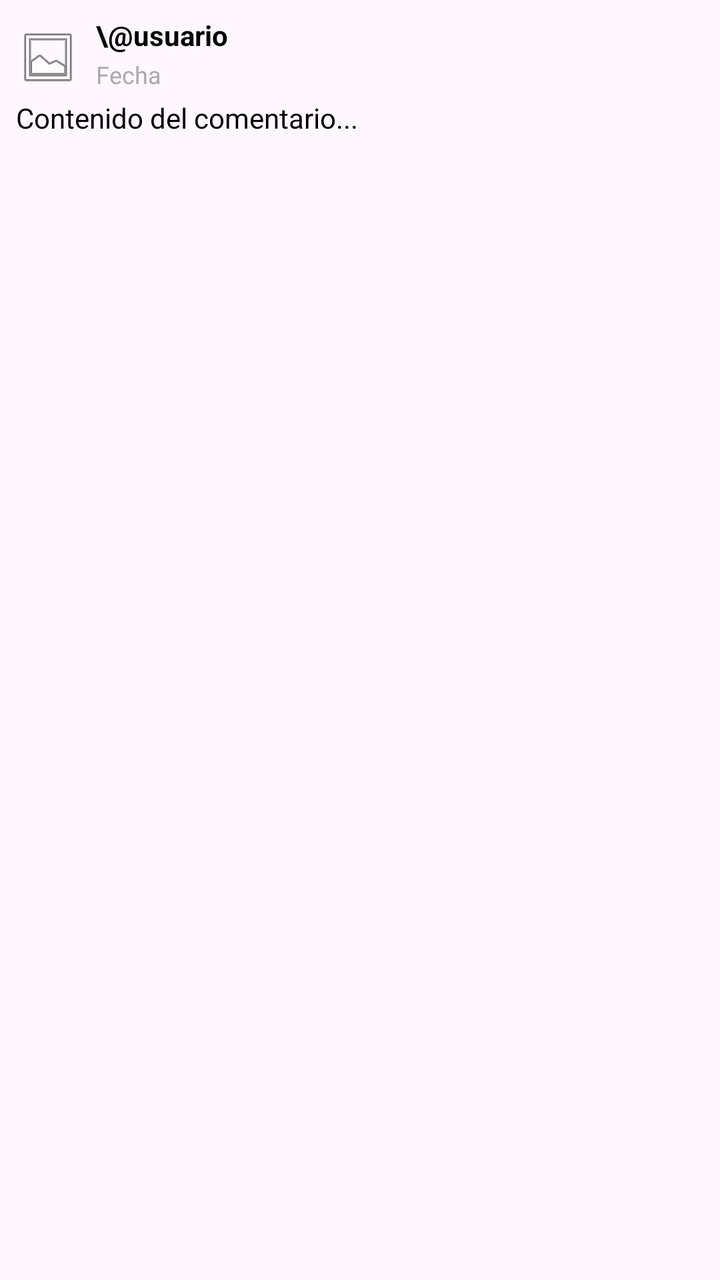
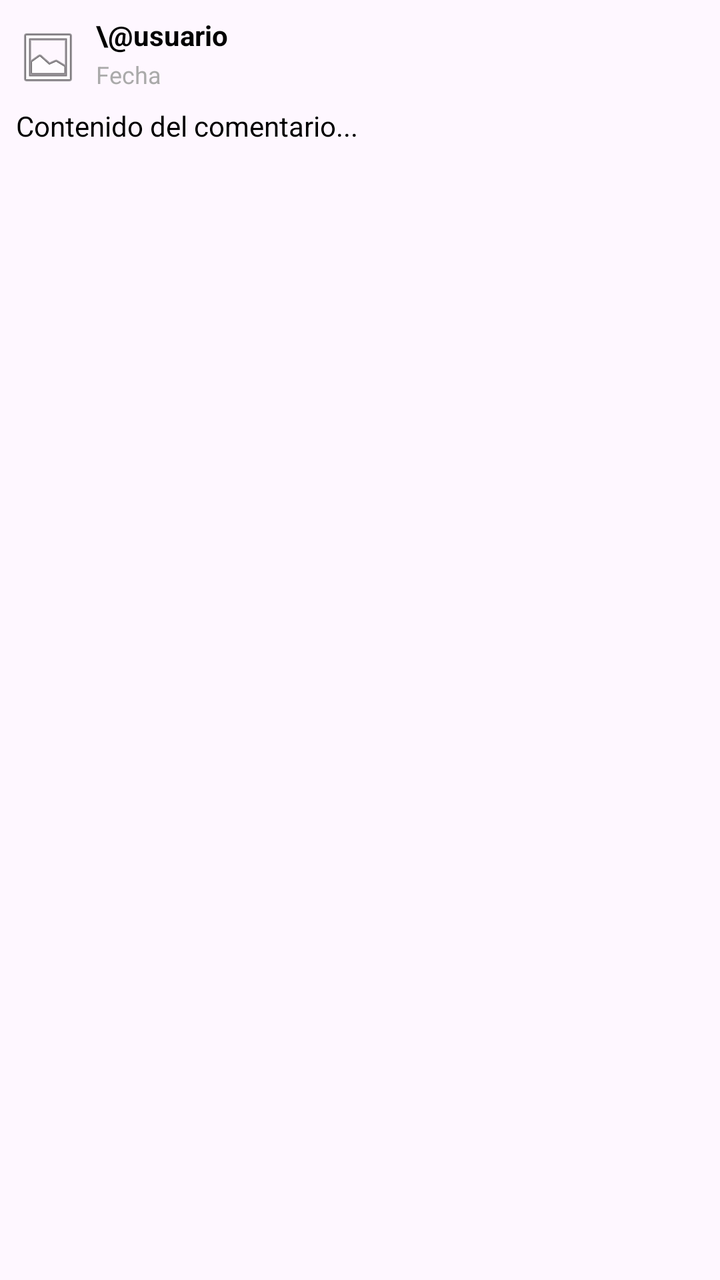

Screens rendered from an Android XML layout before and after an edit, with the pre-edit source and the edit as a unified diff.
<!-- AndroidManifest.xml: application theme Theme.RefriMancia -->
<!-- res/layout/item_comentario.xml -->
<?xml version="1.0" encoding="utf-8"?>
<LinearLayout xmlns:android="http://schemas.android.com/apk/res/android"
    android:layout_width="match_parent"
    android:layout_height="wrap_content"
    android:orientation="vertical"
    android:padding="8dp"
    android:layout_marginBottom="8dp">

    <LinearLayout
        android:layout_width="match_parent"
        android:layout_height="wrap_content"
        android:orientation="horizontal"
        android:gravity="center_vertical">

        <ImageView
            android:id="@+id/iv_usuario_comentario"
            android:layout_width="32dp"
            android:layout_height="32dp"
            android:layout_marginEnd="8dp"
            android:src="@android:drawable/ic_menu_gallery"
            android:scaleType="centerCrop"/>

        <LinearLayout
            android:layout_width="wrap_content"
            android:layout_height="wrap_content"
            android:orientation="vertical">

            <TextView
                android:id="@+id/tv_usuario_comentario"
                android:layout_width="wrap_content"
                android:layout_height="wrap_content"
                android:text="\@usuario"
                android:textStyle="bold"
                android:textSize="14sp"
                android:textColor="@android:color/black"/>

            <TextView
                android:id="@+id/tv_fecha_comentario"
                android:layout_width="wrap_content"
                android:layout_height="wrap_content"
                android:text="Fecha"
                android:textSize="12sp"
                android:textColor="@android:color/darker_gray"
                android:layout_marginTop="2dp"
                android:layout_marginBottom="4dp"/>
        </LinearLayout>
    </LinearLayout>

    <TextView
        android:id="@+id/tv_contenido_comentario"
        android:layout_width="match_parent"
        android:layout_height="wrap_content"
        android:text="Contenido del comentario..."
        android:textSize="14sp"
        android:textColor="@android:color/black"/>
</LinearLayout>
<!-- resources referenced by this layout -->
<resources>
  <style name="Theme.RefriMancia" parent="Base.Theme.RefriMancia" />
  <style name="Base.Theme.RefriMancia" parent="Theme.Material3.DayNight.NoActionBar">
          
          
          <item name="android:statusBarColor">?attr/colorPrimary</item>
          <item name="android:windowLightStatusBar">false</item>
          
      </style>
</resources>

<!-- the commit's change to res/layout/item_comentario.xml (unified diff, before → after) -->
@@ -1,30 +1,37 @@
 <?xml version="1.0" encoding="utf-8"?>
-<LinearLayout xmlns:android="http://schemas.android.com/apk/res/android"
+<LinearLayout 
+    xmlns:android="http://schemas.android.com/apk/res/android"
     android:layout_width="match_parent"
     android:layout_height="wrap_content"
     android:orientation="vertical"
     android:padding="8dp"
-    android:layout_marginBottom="8dp">
+    android:layout_marginBottom="8dp"
+    android:background="?android:attr/selectableItemBackground">
 
+    
     <LinearLayout
         android:layout_width="match_parent"
         android:layout_height="wrap_content"
         android:orientation="horizontal"
         android:gravity="center_vertical">
 
+        
         <ImageView
             android:id="@+id/iv_usuario_comentario"
             android:layout_width="32dp"
             android:layout_height="32dp"
             android:layout_marginEnd="8dp"
             android:src="@android:drawable/ic_menu_gallery"
-            android:scaleType="centerCrop"/>
+            android:scaleType="centerCrop"
+            android:contentDescription="Foto de perfil del usuario"/>
 
+        
         <LinearLayout
             android:layout_width="wrap_content"
             android:layout_height="wrap_content"
             android:orientation="vertical">
 
+            
             <TextView
                 android:id="@+id/tv_usuario_comentario"
                 android:layout_width="wrap_content"
@@ -34,6 +41,7 @@
                 android:textSize="14sp"
                 android:textColor="@android:color/black"/>
 
+            
             <TextView
                 android:id="@+id/tv_fecha_comentario"
                 android:layout_width="wrap_content"
@@ -46,11 +54,15 @@
         </LinearLayout>
     </LinearLayout>
 
+    
     <TextView
         android:id="@+id/tv_contenido_comentario"
         android:layout_width="match_parent"
         android:layout_height="wrap_content"
         android:text="Contenido del comentario..."
         android:textSize="14sp"
-        android:textColor="@android:color/black"/>
+        android:textColor="@android:color/black"
+        android:layout_marginTop="4dp"
+        android:lineSpacingExtra="2dp"/>
+        
 </LinearLayout>
